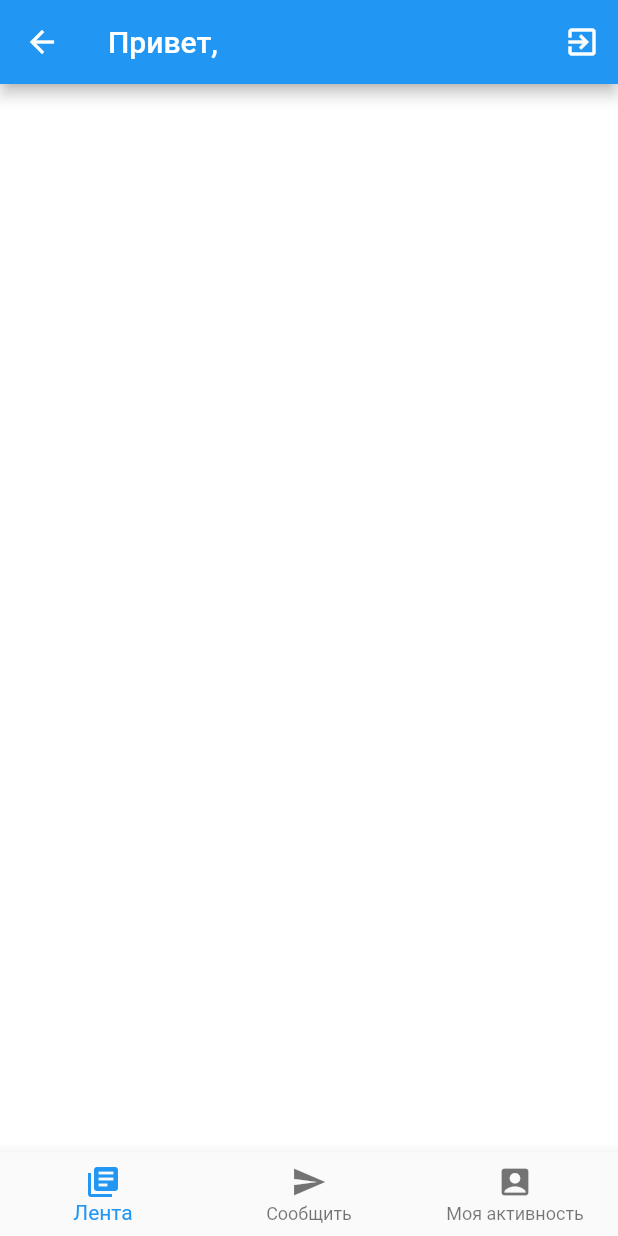
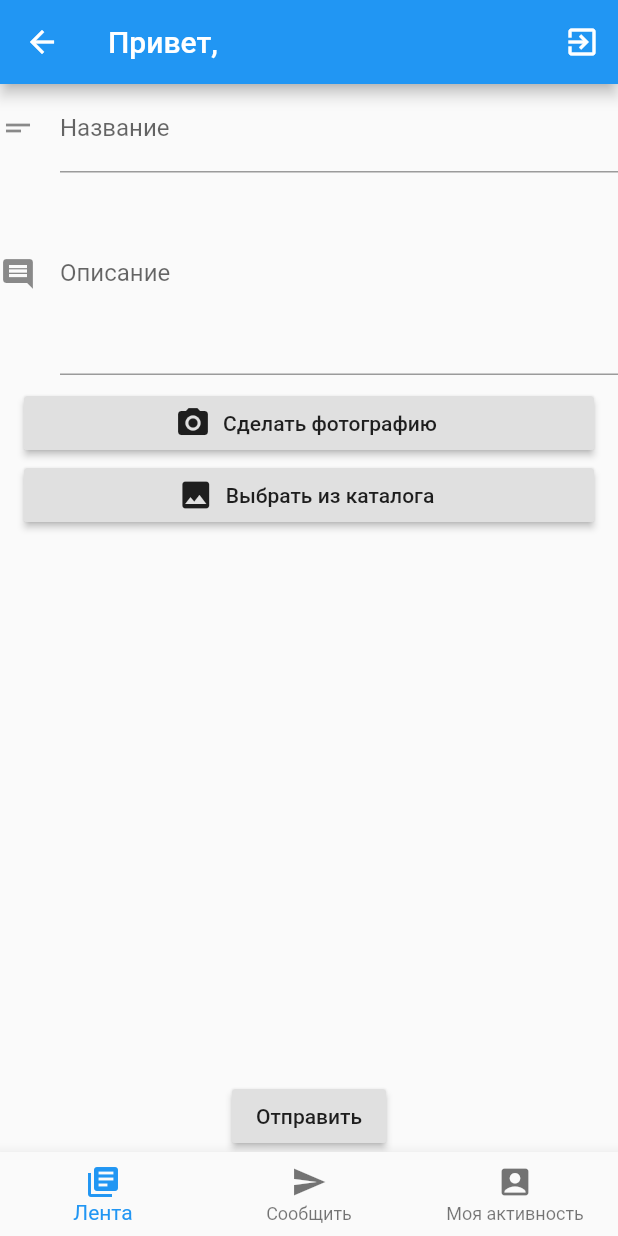
Before and after one commit to azeriker/YORedClient, a Flutter app: the HomeScreen screen opened by its route, on a phone screen of 412 x 824 dp. Run offline on Flutter 3.47's test engine with Material 2 defaults, Android fonts, the phone set to English and light mode, and no system bars; our stand-ins replace camera, image_picker.

Commit message:
worked add report screen

```diff
--- a/lib/auth_storage.dart
+++ b/lib/auth_storage.dart
@@ -32,6 +32,7 @@ class AuthStorage {
     // Write the file
     return file.writeAsString('$token');
   }
+
   static Future<File> clearAuth() async {
     final file = await _localFile;
 
--- a/lib/home_screen.dart
+++ b/lib/home_screen.dart
@@ -21,9 +21,9 @@ class _HomeState extends State<HomeScreen> {
   int _currentIndex = 0;
 
   final List<Widget> _children = [
-    ReportScreen(Colors.white),
-    ReportScreen(Colors.deepOrange),
-    ReportScreen(Colors.green)
+    ReportScreen(),
+    ReportScreen(),
+    ReportScreen()
   ];
 
   void onTabTapped(int index) {
--- /dev/null
+++ b/lib/image_picker.dart
@@ -0,0 +1,80 @@
+import 'dart:io';
+
+import 'package:flutter/material.dart';
+import 'package:image_picker/image_picker.dart';
+
+class ImagePickerWidget extends StatefulWidget {
+  var _onSuccess;
+  ImagePickerWidget(this._onSuccess);
+
+  @override
+  ImagePickerWidgetState createState() => ImagePickerWidgetState();
+}
+
+class ImagePickerWidgetState extends State<ImagePickerWidget> {
+  File _file;
+
+  void _getImageFromPhotoLibrary(context) {
+    _getFile(ImageSource.gallery, context);
+  }
+
+  void _getFromCamera(context) {
+    _getFile(ImageSource.camera, context);
+  }
+
+  Future<void> _getFile(ImageSource source, BuildContext context) async {
+    try {
+      print(source);
+      await ImagePicker.pickImage(source: source)
+          .then((file) => widget._onSuccess(file));
+    } catch (e) {
+      print(e);
+    }
+  }
+
+  void _showBottomSheet(context) {
+    if (_file != null) {
+      showModalBottomSheet(
+          context: context,
+          builder: (BuildContext bc) {
+            return Center(
+                child: LimitedBox(
+              child: Image.file(_file),
+              maxHeight: 300,
+            ));
+          });
+    }
+  }
+
+  String get buttonText => "Сделать фотографию";
+
+  IconData get buttonIcon => Icons.photo_camera;
+
+  @override
+  Widget build(BuildContext context) {
+    return SingleChildScrollView(
+        child: Padding(
+      child: Column(
+        mainAxisSize: MainAxisSize.min,
+        crossAxisAlignment: CrossAxisAlignment.stretch,
+        children: <Widget>[
+          RaisedButton.icon(
+            icon: Icon(buttonIcon),
+            label: Text(buttonText),
+            onPressed: () {
+              _getFromCamera(context);
+            },
+          ),
+          RaisedButton.icon(
+            icon: Icon(Icons.photo),
+            label: Text("Выбрать из каталога"),
+            onPressed: () {
+              _getImageFromPhotoLibrary(context);
+            },
+          )
+        ],
+      ),
+      padding: EdgeInsets.symmetric(horizontal: 16, vertical: 8),
+    ));
+  }
+}
--- a/lib/login_screen.dart
+++ b/lib/login_screen.dart
@@ -41,7 +41,7 @@ class _loginScreenState extends State<LoginScreen> {
     return new Container(
       child: new Column(
         children: <Widget>[
-          new RaisedButton(
+          RaisedButton(
             child: new Text('Войти'),
             onPressed: _loginPressed,
           ),
--- a/lib/report_screen.dart
+++ b/lib/report_screen.dart
@@ -1,14 +1,115 @@
 import 'package:flutter/material.dart';
+import 'image_picker.dart';
+import 'dart:io';
 
 class ReportScreen extends StatelessWidget {
- final Color color;
+  var title;
+  var description;
+  List<String> images;
+  var long;
+  var lat;
 
- ReportScreen(this.color);
+  @override
+  Widget build(BuildContext context) {
+    return Column(
+      children:<Widget>[
+        TextField(
+            onChanged: title,
+            decoration: InputDecoration(
+                labelText: 'Название',
+                icon: Icon(Icons.short_text),
+                hintText: 'Краткое описание'),
+          ),
+          TextField(
+            onChanged: description,
+            decoration: InputDecoration(
+                labelText: 'Описание',
+                icon: Icon(Icons.comment),
+                hintText: 'Полное описание ситуации/проблемы'),
+                minLines: 5,
+                maxLines: 5,
+          ),
+          Expanded(child:ImageList()),
+          new RaisedButton(
+            child: new Text('Отправить'),
+            onPressed: _loginPressed)
+          ]
+    );
+  }
+  void _loginPressed()
+  {
 
- @override
- Widget build(BuildContext context) {
-   return Container(
-     color: color,
-   );
- }
+  }
 }
+
+
+class ImageList extends StatefulWidget {
+  @override
+  _ImageListState createState() => _ImageListState();
+}
+
+class _ImageListState extends State<ImageList> {
+  final List<File> images = [];
+
+  _addItem(File file) {
+
+    images.add(file);
+
+    setState(() { });
+  }
+
+  @override
+  Widget build(BuildContext context) {
+    return new Column(
+      children: <Widget>[
+        ImagePickerWidget((file) async =>(_addItem(await file))),
+        Expanded( child:
+        ListView.builder(
+          scrollDirection: Axis.horizontal,
+          padding: const EdgeInsets.all(10),
+          shrinkWrap: true,
+          itemCount: images.length,
+          itemBuilder: (context, index) {
+            return Container(child: Image.file(images[index],width: 100, height: 100), padding: const EdgeInsets.all(10));
+          })),
+        ] ,
+    );
+  }
+}
+
+
+/*Column(
+        children: <Widget>[
+          TextField(
+            onChanged: title,
+            decoration: InputDecoration(
+                labelText: 'Название',
+                icon: Icon(Icons.short_text),
+                hintText: 'Краткое описание'),
+          ),
+          TextField(
+            onChanged: description,
+            decoration: InputDecoration(
+                labelText: 'Описание',
+                icon: Icon(Icons.comment),
+                hintText: 'Полное описание ситуации/проблемы'),
+                minLines: 5,
+                maxLines: 5,
+          ),
+          ListView.builder(
+            itemBuilder: (context,index)=> Text("Done"),
+          )
+          ImagePickerWidget((file)=>
+            showModalBottomSheet(
+          context: context,
+          builder: (BuildContext bc) {
+            return Center(
+                child: LimitedBox(
+              child: Image.file(file),
+              maxHeight: 300,
+            ));
+          })
+          )
+        ],
+      ),
+      */
--- a/pubspec.yaml
+++ b/pubspec.yaml
@@ -23,6 +23,7 @@ dependencies:
   path_provider:
   path:
   http:
+  image_picker:
 
   # The following adds the Cupertino Icons font to your application.
   # Use with the CupertinoIcons class for iOS style icons.
```
Also changed, not shown: pubspec.lock.
